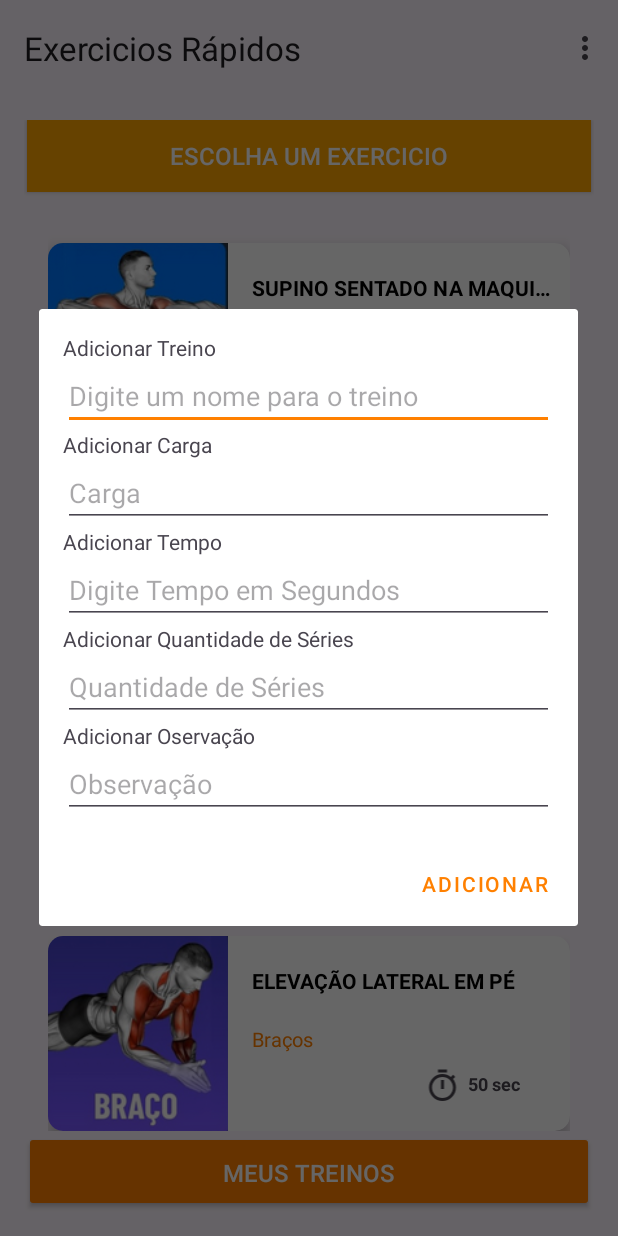
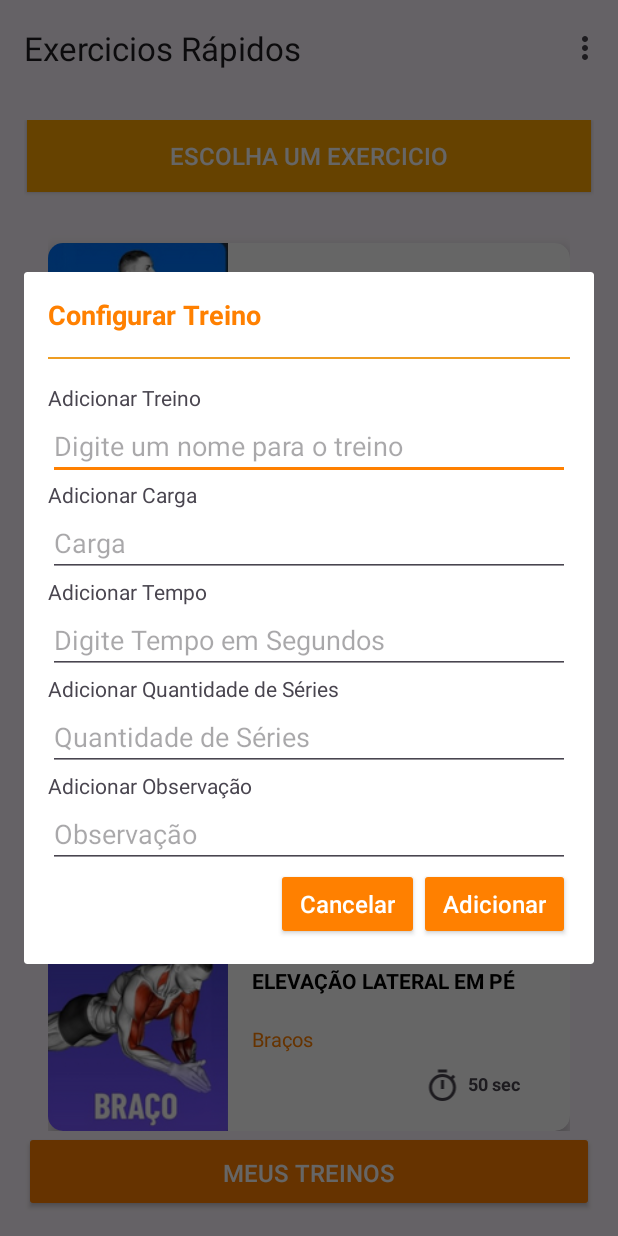
Before and after one commit to giuliano15/Treino-Academia, an Android app: the screen it shows after launch once a user with an empty profile is signed in (MainActivity), after a tap on an icon or button, on a phone screen of 412 x 824 dp. Run offline under Robolectric (Android 15) with nearby library versions, the phone set to English and light mode, and no system bars; our stand-ins replace Firebase (no records; nobody signed in at launch, a user with empty details on screens opened directly), navigation-ui; pictures from the network do not load.

Commit message:
melhora no Dialog config exercicios

```diff
--- a/app/src/main/java/com/example/academia/util/DialogConfigExercicio.kt
+++ b/app/src/main/java/com/example/academia/util/DialogConfigExercicio.kt
@@ -1,19 +1,22 @@
-package com.example.academia.util
+package com.example.academia.view
 
 import android.app.AlertDialog
 import android.content.Context
 import android.view.LayoutInflater
+import android.view.View
+import android.widget.Button
 import android.widget.EditText
+import android.widget.TextView
 import android.widget.Toast
 import com.example.academia.R
-
+import com.example.academia.util.setFilterOnlyNumbers
 
 class DialogConfigExercicio {
     companion object {
         fun showConfigurarExercicioDialog(
             context: Context,
             title: String,
-            onPositiveClick: (String, String, String,String,String) -> Unit,
+            onPositiveClick: (String, String, String, String, String) -> Unit,
             onNegativeClick: () -> Unit
         ) {
             val dialogView =
@@ -22,8 +25,12 @@ class DialogConfigExercicio {
             val nomeTreino = dialogView.findViewById<EditText>(R.id.editTextNomeTreino)
             val cargaEditText = dialogView.findViewById<EditText>(R.id.editTextCarga)
             val tempoEditText = dialogView.findViewById<EditText>(R.id.editTextTempo)
-            val quantidadeSeriesEditText = dialogView.findViewById<EditText>(R.id.editTextQuantidadeSeries)
+            val quantidadeSeriesEditText =
+                dialogView.findViewById<EditText>(R.id.editTextQuantidadeSeries)
             val observacacao = dialogView.findViewById<EditText>(R.id.editTextObservacao)
+            val titleTextView = dialogView.findViewById<TextView>(R.id.title)
+            val btnAdd = dialogView.findViewById<Button>(R.id.btnAdd)
+            val btnCancel = dialogView.findViewById<Button>(R.id.btnCancel)
 
             cargaEditText.setFilterOnlyNumbers()
             tempoEditText.setFilterOnlyNumbers()
@@ -31,12 +38,11 @@ class DialogConfigExercicio {
 
             val builder = AlertDialog.Builder(context)
                 .setView(dialogView)
-                .setPositiveButton("Adicionar", null)  // Ouve o clique, mas não fecha o diálogo
 
             val alertDialog = builder.create()
 
             alertDialog.setOnShowListener {
-                val positiveButton = alertDialog.getButton(AlertDialog.BUTTON_POSITIVE)
+                val positiveButton = btnAdd
                 positiveButton.setOnClickListener {
                     val nomeTreino = nomeTreino.text.toString()
                     val carga = cargaEditText.text.toString()
@@ -46,18 +52,27 @@ class DialogConfigExercicio {
 
                     // Verifica se os campos não estão vazios
                     if (carga.isNotEmpty() && tempo.isNotEmpty() && quantidadeSeries.isNotEmpty()) {
-                        onPositiveClick(nomeTreino,carga, tempo, quantidadeSeries,observacao)
+                        onPositiveClick(nomeTreino, carga, tempo, quantidadeSeries, observacao)
                         alertDialog.dismiss()  // Fecha o diálogo após o clique positivo
                     } else {
                         // Exibe uma mensagem de erro se algum campo estiver vazio
-                        Toast.makeText(context, "Preencha todos os campos", Toast.LENGTH_SHORT).show()
+                        Toast.makeText(
+                            context,
+                            "Preencha todos os campos",
+                            Toast.LENGTH_SHORT
+                        ).show()
                     }
+                }
+
+                val negativeButton = btnCancel
+                negativeButton.setOnClickListener {
+                    onNegativeClick()
+                    alertDialog.dismiss()
                 }
             }
 
-            builder.setNegativeButton("Cancelar") { _, _ ->
-                onNegativeClick()
-            }
+            // Configurar o título principal
+            titleTextView.text = title
 
             alertDialog.show()
         }
--- a/app/src/main/res/layout/dialog_configurar_exercicio.xml
+++ b/app/src/main/res/layout/dialog_configurar_exercicio.xml
@@ -4,6 +4,24 @@
     android:layout_height="wrap_content"
     android:orientation="vertical"
     android:padding="16dp">
+
+    <TextView
+    android:id="@+id/title"
+    android:layout_width="match_parent"
+    android:layout_height="wrap_content"
+    android:textSize="18dp"
+    android:textStyle="bold"
+    android:textColor="@color/colorPrimary"
+    android:text="CONFIGURAR TREINO" />
+
+    <View
+        android:id="@+id/dividerView"
+        android:layout_width="match_parent"
+        android:layout_height="1dp"
+        android:layout_marginTop="16dp"
+        android:layout_marginBottom="16dp"
+        android:background="#EE9D23"/>
+
 
     <TextView
         android:layout_width="match_parent"
@@ -55,7 +73,7 @@
     <TextView
         android:layout_width="match_parent"
         android:layout_height="wrap_content"
-        android:text="Adicionar Oservação" />
+        android:text="Adicionar Observação" />
 
     <EditText
         android:id="@+id/editTextObservacao"
@@ -63,5 +81,31 @@
         android:layout_height="wrap_content"
         android:hint="Observação"/>
 
+    <LinearLayout
+        android:layout_width="match_parent"
+        android:layout_height="wrap_content"
+        android:orientation="horizontal"
+        android:gravity="end">
+
+        <Button
+            android:id="@+id/btnCancel"
+            style="@style/ButtonSquare"
+            android:layout_width="wrap_content"
+            android:layout_height="48dp"
+            android:text="Cancelar"
+            android:textAllCaps="false"
+            android:textColor="@color/white"
+            android:textSize="16sp"/>
+
+        <Button
+            android:id="@+id/btnAdd"
+            style="@style/ButtonSquare"
+            android:layout_width="wrap_content"
+            android:layout_height="48dp"
+            android:text="Adicionar"
+            android:textAllCaps="false"
+            android:textColor="@color/white"
+            android:textSize="16sp"/>
+    </LinearLayout>
 
 </LinearLayout>
```
